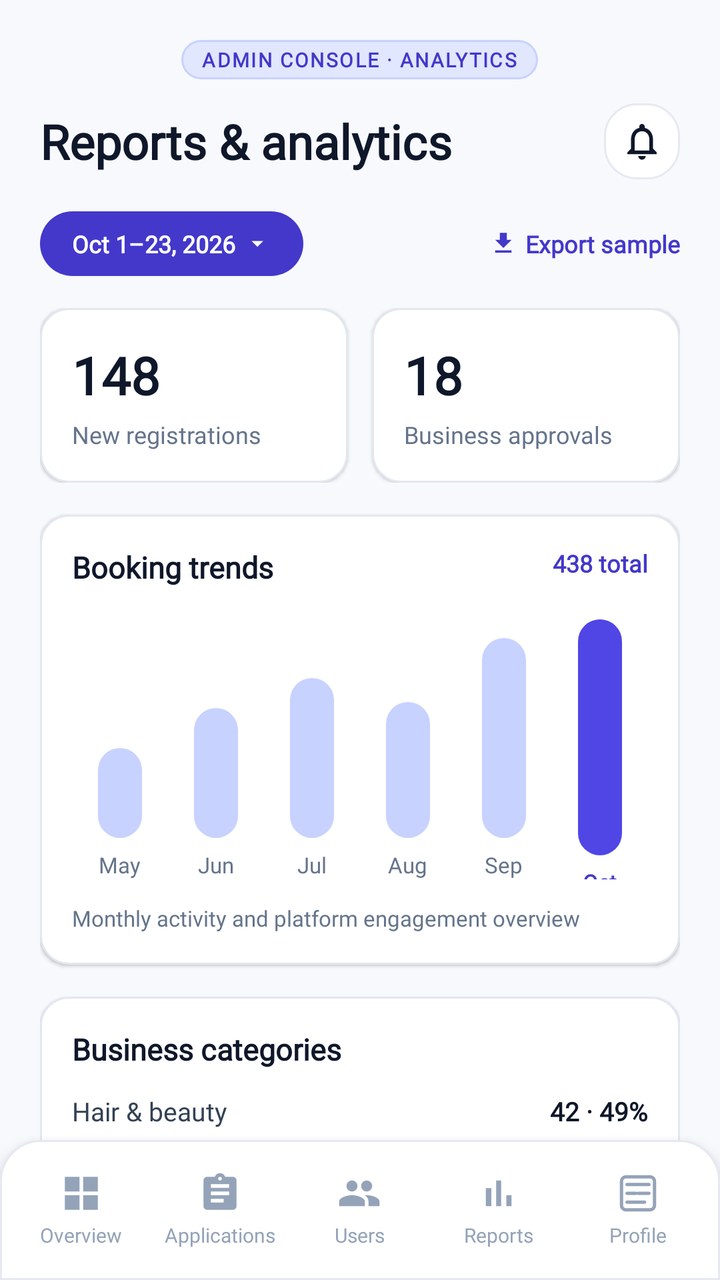
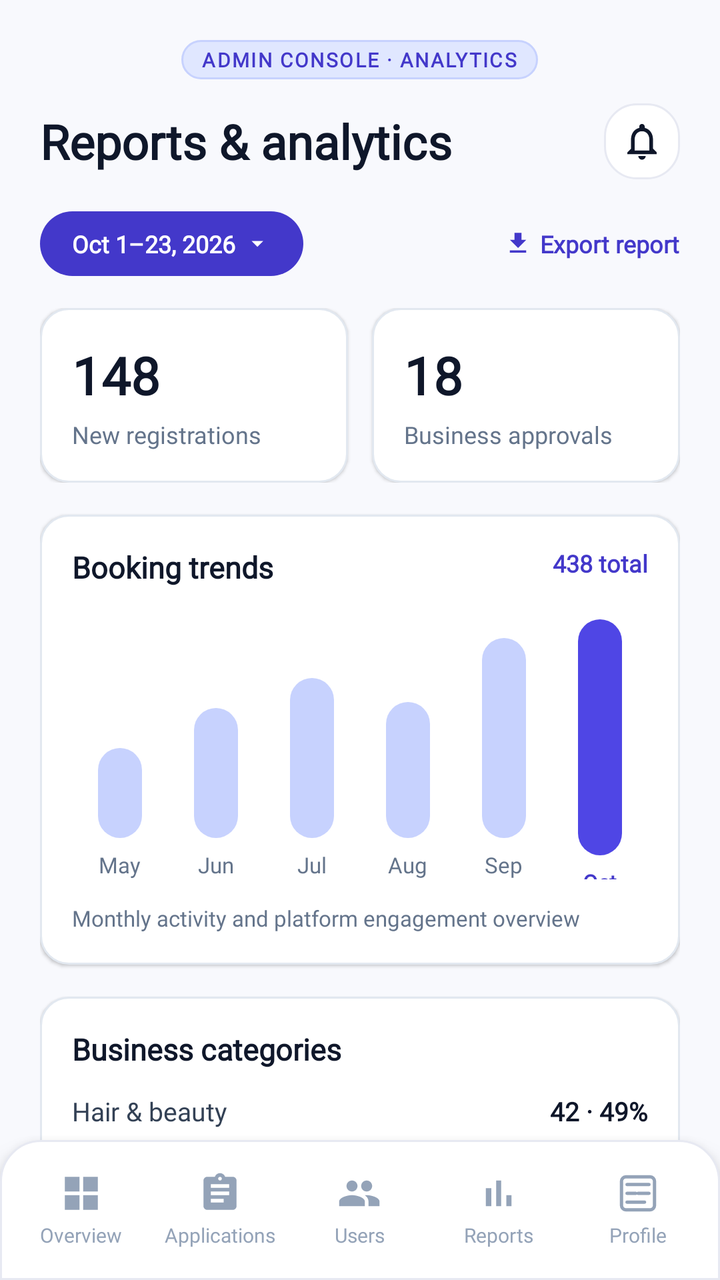

Compare the two renders of this Android layout. The source of the first and the diff that turns it into the second are given below.
<!-- AndroidManifest.xml: application theme Theme.BizBridgeApp -->
<!-- res/layout/fragment_admin_reports_analytics.xml -->
<?xml version="1.0" encoding="utf-8"?>
<androidx.coordinatorlayout.widget.CoordinatorLayout xmlns:android="http://schemas.android.com/apk/res/android"
    xmlns:app="http://schemas.android.com/apk/res-auto"
    xmlns:tools="http://schemas.android.com/tools"
    android:layout_width="match_parent"
    android:layout_height="match_parent"
    android:background="@color/admin_bg">

    <androidx.core.widget.NestedScrollView
        android:layout_width="match_parent"
        android:layout_height="match_parent"
        android:layout_marginBottom="70dp"
        android:fillViewport="true">

        <LinearLayout
            android:layout_width="match_parent"
            android:layout_height="wrap_content"
            android:orientation="vertical"
            android:paddingStart="20dp"
            android:paddingTop="20dp"
            android:paddingEnd="20dp"
            android:paddingBottom="24dp">

            
            <LinearLayout
                android:layout_width="wrap_content"
                android:layout_height="wrap_content"
                android:layout_gravity="center_horizontal"
                android:layout_marginBottom="12dp"
                android:background="@drawable/bg_admin_demo_pill">

                <TextView
                    android:layout_width="wrap_content"
                    android:layout_height="wrap_content"
                    android:fontFamily="@font/inter_variable"
                    android:letterSpacing="0.08"
                    android:text="ADMIN CONSOLE · ANALYTICS"
                    android:textColor="@color/admin_badge_demo_text"
                    android:textSize="10sp"
                    android:textStyle="bold" />
            </LinearLayout>

            
            <RelativeLayout
                android:layout_width="match_parent"
                android:layout_height="wrap_content"
                android:layout_marginBottom="16dp">

                <TextView
                    android:layout_width="wrap_content"
                    android:layout_height="wrap_content"
                    android:layout_alignParentStart="true"
                    android:layout_centerVertical="true"
                    android:fontFamily="@font/inter_variable"
                    android:text="Reports &amp; analytics"
                    android:textColor="@color/admin_text_title"
                    android:textSize="24sp"
                    android:textStyle="bold" />

                <ImageView
                    android:id="@+id/btn_notifications"
                    android:layout_width="38dp"
                    android:layout_height="38dp"
                    android:layout_alignParentEnd="true"
                    android:layout_centerVertical="true"
                    android:background="@drawable/bg_chip_default"
                    android:contentDescription="Notifications"
                    android:padding="8dp"
                    android:src="@drawable/ic_bell"
                    app:tint="@color/admin_text_title" />
            </RelativeLayout>

            
            <RelativeLayout
                android:layout_width="match_parent"
                android:layout_height="wrap_content"
                android:layout_marginBottom="16dp">

                
                <LinearLayout
                    android:id="@+id/btn_date_range"
                    android:layout_width="wrap_content"
                    android:layout_height="wrap_content"
                    android:layout_alignParentStart="true"
                    android:layout_centerVertical="true"
                    android:background="@drawable/bg_admin_tab_active"
                    android:gravity="center_vertical"
                    android:orientation="horizontal">

                    <TextView
                        android:layout_width="wrap_content"
                        android:layout_height="wrap_content"
                        android:fontFamily="@font/inter_variable"
                        android:text="Oct 1–23, 2026"
                        android:textColor="@color/white"
                        android:textSize="12sp"
                        android:textStyle="bold" />

                    <ImageView
                        android:layout_width="14dp"
                        android:layout_height="14dp"
                        android:layout_marginStart="4dp"
                        android:src="@drawable/ic_dropdown_arrow"
                        app:tint="@color/white" />
                </LinearLayout>

                
                <LinearLayout
                    android:id="@+id/btn_export_sample"
                    android:layout_width="wrap_content"
                    android:layout_height="wrap_content"
                    android:layout_alignParentEnd="true"
                    android:layout_centerVertical="true"
                    android:clickable="true"
                    android:focusable="true"
                    android:gravity="center_vertical"
                    android:orientation="horizontal">

                    <ImageView
                        android:layout_width="14dp"
                        android:layout_height="14dp"
                        android:layout_marginEnd="4dp"
                        android:src="@drawable/ic_admin_download"
                        app:tint="@color/admin_primary" />

                    <TextView
                        android:layout_width="wrap_content"
                        android:layout_height="wrap_content"
                        android:fontFamily="@font/inter_variable"
                        android:text="Export sample"
                        android:textColor="@color/admin_primary"
                        android:textSize="12sp"
                        android:textStyle="bold" />
                </LinearLayout>
            </RelativeLayout>

            
            <LinearLayout
                android:layout_width="match_parent"
                android:layout_height="wrap_content"
                android:layout_marginBottom="16dp"
                android:orientation="horizontal">

                <LinearLayout
                    android:layout_width="0dp"
                    android:layout_height="wrap_content"
                    android:layout_marginEnd="6dp"
                    android:layout_weight="1"
                    android:background="@drawable/bg_admin_card"
                    android:elevation="1dp"
                    android:orientation="vertical"
                    android:padding="16dp">

                    <TextView
                        android:layout_width="wrap_content"
                        android:layout_height="wrap_content"
                        android:fontFamily="@font/inter_variable"
                        android:text="148"
                        android:textColor="@color/admin_text_title"
                        android:textSize="26sp"
                        android:textStyle="bold" />

                    <TextView
                        android:layout_width="wrap_content"
                        android:layout_height="wrap_content"
                        android:layout_marginTop="4dp"
                        android:fontFamily="@font/inter_variable"
                        android:text="New registrations"
                        android:textColor="@color/admin_text_muted"
                        android:textSize="12sp" />
                </LinearLayout>

                <LinearLayout
                    android:layout_width="0dp"
                    android:layout_height="wrap_content"
                    android:layout_marginStart="6dp"
                    android:layout_weight="1"
                    android:background="@drawable/bg_admin_card"
                    android:elevation="1dp"
                    android:orientation="vertical"
                    android:padding="16dp">

                    <TextView
                        android:layout_width="wrap_content"
                        android:layout_height="wrap_content"
                        android:fontFamily="@font/inter_variable"
                        android:text="18"
                        android:textColor="@color/admin_text_title"
                        android:textSize="26sp"
                        android:textStyle="bold" />

                    <TextView
                        android:layout_width="wrap_content"
                        android:layout_height="wrap_content"
                        android:layout_marginTop="4dp"
                        android:fontFamily="@font/inter_variable"
                        android:text="Business approvals"
                        android:textColor="@color/admin_text_muted"
                        android:textSize="12sp" />
                </LinearLayout>
            </LinearLayout>

            
            <LinearLayout
                android:layout_width="match_parent"
                android:layout_height="wrap_content"
                android:layout_marginBottom="16dp"
                android:background="@drawable/bg_admin_card"
                android:elevation="1dp"
                android:orientation="vertical"
                android:padding="16dp">

                <RelativeLayout
                    android:layout_width="match_parent"
                    android:layout_height="wrap_content"
                    android:layout_marginBottom="16dp">

                    <TextView
                        android:layout_width="wrap_content"
                        android:layout_height="wrap_content"
                        android:layout_alignParentStart="true"
                        android:fontFamily="@font/inter_variable"
                        android:text="Booking trends"
                        android:textColor="@color/admin_text_title"
                        android:textSize="15sp"
                        android:textStyle="bold" />

                    <TextView
                        android:layout_width="wrap_content"
                        android:layout_height="wrap_content"
                        android:layout_alignParentEnd="true"
                        android:fontFamily="@font/inter_variable"
                        android:text="438 total"
                        android:textColor="@color/admin_primary"
                        android:textSize="12sp"
                        android:textStyle="bold" />
                </RelativeLayout>

                
                <LinearLayout
                    android:layout_width="match_parent"
                    android:layout_height="130dp"
                    android:gravity="bottom"
                    android:orientation="horizontal">

                    
                    <LinearLayout
                        android:layout_width="0dp"
                        android:layout_height="match_parent"
                        android:layout_weight="1"
                        android:gravity="bottom|center_horizontal"
                        android:orientation="vertical">

                        <View
                            android:layout_width="22dp"
                            android:layout_height="45dp"
                            android:background="@drawable/bg_admin_tab_active"
                            android:backgroundTint="@color/admin_chart_bar_inactive" />

                        <TextView
                            android:layout_width="wrap_content"
                            android:layout_height="wrap_content"
                            android:layout_marginTop="6dp"
                            android:fontFamily="@font/inter_variable"
                            android:text="May"
                            android:textColor="@color/admin_text_muted"
                            android:textSize="11sp" />
                    </LinearLayout>

                    
                    <LinearLayout
                        android:layout_width="0dp"
                        android:layout_height="match_parent"
                        android:layout_weight="1"
                        android:gravity="bottom|center_horizontal"
                        android:orientation="vertical">

                        <View
                            android:layout_width="22dp"
                            android:layout_height="65dp"
                            android:background="@drawable/bg_admin_tab_active"
                            android:backgroundTint="@color/admin_chart_bar_inactive" />

                        <TextView
                            android:layout_width="wrap_content"
                            android:layout_height="wrap_content"
                            android:layout_marginTop="6dp"
                            android:fontFamily="@font/inter_variable"
                            android:text="Jun"
                            android:textColor="@color/admin_text_muted"
                            android:textSize="11sp" />
                    </LinearLayout>

                    
                    <LinearLayout
                        android:layout_width="0dp"
                        android:layout_height="match_parent"
                        android:layout_weight="1"
                        android:gravity="bottom|center_horizontal"
                        android:orientation="vertical">

                        <View
                            android:layout_width="22dp"
                            android:layout_height="80dp"
                            android:background="@drawable/bg_admin_tab_active"
                            android:backgroundTint="@color/admin_chart_bar_inactive" />

                        <TextView
                            android:layout_width="wrap_content"
                            android:layout_height="wrap_content"
                            android:layout_marginTop="6dp"
                            android:fontFamily="@font/inter_variable"
                            android:text="Jul"
                            android:textColor="@color/admin_text_muted"
                            android:textSize="11sp" />
                    </LinearLayout>

                    
                    <LinearLayout
                        android:layout_width="0dp"
                        android:layout_height="match_parent"
                        android:layout_weight="1"
                        android:gravity="bottom|center_horizontal"
                        android:orientation="vertical">

                        <View
                            android:layout_width="22dp"
                            android:layout_height="68dp"
                            android:background="@drawable/bg_admin_tab_active"
                            android:backgroundTint="@color/admin_chart_bar_inactive" />

                        <TextView
                            android:layout_width="wrap_content"
                            android:layout_height="wrap_content"
                            android:layout_marginTop="6dp"
                            android:fontFamily="@font/inter_variable"
                            android:text="Aug"
                            android:textColor="@color/admin_text_muted"
                            android:textSize="11sp" />
                    </LinearLayout>

                    
                    <LinearLayout
                        android:layout_width="0dp"
                        android:layout_height="match_parent"
                        android:layout_weight="1"
                        android:gravity="bottom|center_horizontal"
                        android:orientation="vertical">

                        <View
                            android:layout_width="22dp"
                            android:layout_height="100dp"
                            android:background="@drawable/bg_admin_tab_active"
                            android:backgroundTint="@color/admin_chart_bar_inactive" />

                        <TextView
                            android:layout_width="wrap_content"
                            android:layout_height="wrap_content"
                            android:layout_marginTop="6dp"
                            android:fontFamily="@font/inter_variable"
                            android:text="Sep"
                            android:textColor="@color/admin_text_muted"
                            android:textSize="11sp" />
                    </LinearLayout>

                    
                    <LinearLayout
                        android:layout_width="0dp"
                        android:layout_height="match_parent"
                        android:layout_weight="1"
                        android:gravity="bottom|center_horizontal"
                        android:orientation="vertical">

                        <View
                            android:layout_width="22dp"
                            android:layout_height="118dp"
                            android:background="@drawable/bg_admin_tab_active"
                            android:backgroundTint="@color/admin_chart_bar_active" />

                        <TextView
                            android:layout_width="wrap_content"
                            android:layout_height="wrap_content"
                            android:layout_marginTop="6dp"
                            android:fontFamily="@font/inter_variable"
                            android:text="Oct"
                            android:textColor="@color/admin_primary"
                            android:textSize="11sp"
                            android:textStyle="bold" />
                    </LinearLayout>
                </LinearLayout>

                <TextView
                    android:layout_width="wrap_content"
                    android:layout_height="wrap_content"
                    android:layout_marginTop="12dp"
                    android:fontFamily="@font/inter_variable"
                    android:text="Monthly activity and platform engagement overview"
                    android:textColor="@color/admin_text_muted"
                    android:textSize="11sp" />
            </LinearLayout>

            
            <LinearLayout
                android:layout_width="match_parent"
                android:layout_height="wrap_content"
                android:layout_marginBottom="16dp"
                android:background="@drawable/bg_admin_card"
                android:elevation="1dp"
                android:orientation="vertical"
                android:padding="16dp">

                <TextView
                    android:layout_width="wrap_content"
                    android:layout_height="wrap_content"
                    android:layout_marginBottom="12dp"
                    android:fontFamily="@font/inter_variable"
                    android:text="Business categories"
                    android:textColor="@color/admin_text_title"
                    android:textSize="15sp"
                    android:textStyle="bold" />

                
                <RelativeLayout
                    android:layout_width="match_parent"
                    android:layout_height="wrap_content"
                    android:layout_marginBottom="10dp">

                    <TextView
                        android:layout_width="wrap_content"
                        android:layout_height="wrap_content"
                        android:layout_alignParentStart="true"
                        android:fontFamily="@font/inter_variable"
                        android:text="Hair &amp; beauty"
                        android:textColor="@color/admin_text_body"
                        android:textSize="13sp" />

                    <TextView
                        android:layout_width="wrap_content"
                        android:layout_height="wrap_content"
                        android:layout_alignParentEnd="true"
                        android:fontFamily="@font/inter_variable"
                        android:text="42 · 49%"
                        android:textColor="@color/admin_text_title"
                        android:textSize="13sp"
                        android:textStyle="bold" />
                </RelativeLayout>

                
                <RelativeLayout
                    android:layout_width="match_parent"
                    android:layout_height="wrap_content"
                    android:layout_marginBottom="10dp">

                    <TextView
                        android:layout_width="wrap_content"
                        android:layout_height="wrap_content"
                        android:layout_alignParentStart="true"
                        android:fontFamily="@font/inter_variable"
                        android:text="Repair services"
                        android:textColor="@color/admin_text_body"
                        android:textSize="13sp" />

                    <TextView
                        android:layout_width="wrap_content"
                        android:layout_height="wrap_content"
                        android:layout_alignParentEnd="true"
                        android:fontFamily="@font/inter_variable"
                        android:text="33 · 27%"
                        android:textColor="@color/admin_text_title"
                        android:textSize="13sp"
                        android:textStyle="bold" />
                </RelativeLayout>

                
                <RelativeLayout
                    android:layout_width="match_parent"
                    android:layout_height="wrap_content">

                    <TextView
                        android:layout_width="wrap_content"
                        android:layout_height="wrap_content"
                        android:layout_alignParentStart="true"
                        android:fontFamily="@font/inter_variable"
                        android:text="Wellness"
                        android:textColor="@color/admin_text_body"
                        android:textSize="13sp" />

                    <TextView
                        android:layout_width="wrap_content"
                        android:layout_height="wrap_content"
                        android:layout_alignParentEnd="true"
                        android:fontFamily="@font/inter_variable"
                        android:text="21 · 24%"
                        android:textColor="@color/admin_text_title"
                        android:textSize="13sp"
                        android:textStyle="bold" />
                </RelativeLayout>
            </LinearLayout>

            
            <LinearLayout
                android:layout_width="match_parent"
                android:layout_height="wrap_content"
                android:layout_marginBottom="14dp"
                android:background="@drawable/bg_admin_card"
                android:elevation="1dp"
                android:orientation="vertical"
                android:padding="16dp">

                <TextView
                    android:layout_width="wrap_content"
                    android:layout_height="wrap_content"
                    android:layout_marginBottom="8dp"
                    android:fontFamily="@font/inter_variable"
                    android:text="Community health"
                    android:textColor="@color/admin_text_title"
                    android:textSize="15sp"
                    android:textStyle="bold" />

                <TextView
                    android:layout_width="wrap_content"
                    android:layout_height="wrap_content"
                    android:fontFamily="@font/inter_variable"
                    android:text="312 reviews · 4.7 average rating"
                    android:textColor="@color/admin_text_body"
                    android:textSize="13sp" />

                <TextView
                    android:layout_width="wrap_content"
                    android:layout_height="wrap_content"
                    android:layout_marginTop="4dp"
                    android:fontFamily="@font/inter_variable"
                    android:text="4 open reports · 11 resolved this month"
                    android:textColor="@color/admin_text_muted"
                    android:textSize="12sp" />

                <TextView
                    android:layout_width="wrap_content"
                    android:layout_height="wrap_content"
                    android:layout_marginTop="4dp"
                    android:fontFamily="@font/inter_variable"
                    android:text="Applications: 18 approved · 4 rejected · 7 pending"
                    android:textColor="@color/admin_text_muted"
                    android:textSize="12sp" />
            </LinearLayout>

            <TextView
                android:layout_width="wrap_content"
                android:layout_height="wrap_content"
                android:layout_marginBottom="16dp"
                android:fontFamily="@font/inter_variable"
                android:text="Platform analytics update periodically based on verified interactions."
                android:textColor="@color/admin_text_muted"
                android:textSize="11sp" />

        </LinearLayout>
    </androidx.core.widget.NestedScrollView>

    
    <include
        layout="@layout/layout_admin_bottom_nav"
        android:layout_width="match_parent"
        android:layout_height="70dp"
        android:layout_gravity="bottom" />

</androidx.coordinatorlayout.widget.CoordinatorLayout>
<!-- res/layout/layout_admin_bottom_nav.xml (included above) -->
<?xml version="1.0" encoding="utf-8"?>
<LinearLayout xmlns:android="http://schemas.android.com/apk/res/android"
    xmlns:app="http://schemas.android.com/apk/res-auto"
    android:id="@+id/admin_bottom_nav"
    android:layout_width="match_parent"
    android:layout_height="70dp"
    android:layout_gravity="bottom"
    android:background="@drawable/bg_bottom_nav"
    android:elevation="8dp"
    android:gravity="center_vertical"
    android:orientation="horizontal"
    android:paddingStart="6dp"
    android:paddingEnd="6dp">

    
    <LinearLayout
        android:id="@+id/nav_tab_overview"
        android:layout_width="0dp"
        android:layout_height="match_parent"
        android:layout_weight="1"
        android:clickable="true"
        android:focusable="true"
        android:gravity="center"
        android:orientation="vertical">

        <ImageView
            android:id="@+id/iv_nav_overview"
            android:layout_width="22dp"
            android:layout_height="22dp"
            android:src="@drawable/ic_admin_nav_overview"
            app:tint="@color/admin_nav_inactive" />

        <TextView
            android:id="@+id/tv_nav_overview"
            android:layout_width="wrap_content"
            android:layout_height="wrap_content"
            android:layout_marginTop="3dp"
            android:fontFamily="@font/inter_variable"
            android:text="Overview"
            android:textColor="@color/admin_nav_inactive"
            android:textSize="10sp" />
    </LinearLayout>

    
    <LinearLayout
        android:id="@+id/nav_tab_applications"
        android:layout_width="0dp"
        android:layout_height="match_parent"
        android:layout_weight="1"
        android:clickable="true"
        android:focusable="true"
        android:gravity="center"
        android:orientation="vertical">

        <ImageView
            android:id="@+id/iv_nav_applications"
            android:layout_width="22dp"
            android:layout_height="22dp"
            android:src="@drawable/ic_admin_nav_applications"
            app:tint="@color/admin_nav_inactive" />

        <TextView
            android:id="@+id/tv_nav_applications"
            android:layout_width="wrap_content"
            android:layout_height="wrap_content"
            android:layout_marginTop="3dp"
            android:fontFamily="@font/inter_variable"
            android:text="Applications"
            android:textColor="@color/admin_nav_inactive"
            android:textSize="10sp" />
    </LinearLayout>

    
    <LinearLayout
        android:id="@+id/nav_tab_users"
        android:layout_width="0dp"
        android:layout_height="match_parent"
        android:layout_weight="1"
        android:clickable="true"
        android:focusable="true"
        android:gravity="center"
        android:orientation="vertical">

        <ImageView
            android:id="@+id/iv_nav_users"
            android:layout_width="22dp"
            android:layout_height="22dp"
            android:src="@drawable/ic_admin_nav_users"
            app:tint="@color/admin_nav_inactive" />

        <TextView
            android:id="@+id/tv_nav_users"
            android:layout_width="wrap_content"
            android:layout_height="wrap_content"
            android:layout_marginTop="3dp"
            android:fontFamily="@font/inter_variable"
            android:text="Users"
            android:textColor="@color/admin_nav_inactive"
            android:textSize="10sp" />
    </LinearLayout>

    
    <LinearLayout
        android:id="@+id/nav_tab_reports"
        android:layout_width="0dp"
        android:layout_height="match_parent"
        android:layout_weight="1"
        android:clickable="true"
        android:focusable="true"
        android:gravity="center"
        android:orientation="vertical">

        <ImageView
            android:id="@+id/iv_nav_reports"
            android:layout_width="22dp"
            android:layout_height="22dp"
            android:src="@drawable/ic_admin_nav_reports"
            app:tint="@color/admin_nav_inactive" />

        <TextView
            android:id="@+id/tv_nav_reports"
            android:layout_width="wrap_content"
            android:layout_height="wrap_content"
            android:layout_marginTop="3dp"
            android:fontFamily="@font/inter_variable"
            android:text="Reports"
            android:textColor="@color/admin_nav_inactive"
            android:textSize="10sp" />
    </LinearLayout>

    
    <LinearLayout
        android:id="@+id/nav_tab_profile"
        android:layout_width="0dp"
        android:layout_height="match_parent"
        android:layout_weight="1"
        android:clickable="true"
        android:focusable="true"
        android:gravity="center"
        android:orientation="vertical">

        <ImageView
            android:id="@+id/iv_nav_profile"
            android:layout_width="22dp"
            android:layout_height="22dp"
            android:src="@drawable/ic_nav_profile"
            app:tint="@color/admin_nav_inactive" />

        <TextView
            android:id="@+id/tv_nav_profile"
            android:layout_width="wrap_content"
            android:layout_height="wrap_content"
            android:layout_marginTop="3dp"
            android:fontFamily="@font/inter_variable"
            android:text="Profile"
            android:textColor="@color/admin_nav_inactive"
            android:textSize="10sp" />
    </LinearLayout>

</LinearLayout>
<!-- resources referenced by this layout -->
<resources>
  <color name="admin_badge_demo_text">#4338CA</color>
  <color name="admin_bg">#F8F9FD</color>
  <color name="admin_chart_bar_active">#4F46E5</color>
  <color name="admin_chart_bar_inactive">#C7D2FE</color>
  <color name="admin_nav_inactive">#94A3B8</color>
  <color name="admin_primary">#4338CA</color>
  <color name="admin_text_body">#334155</color>
  <color name="admin_text_muted">#64748B</color>
  <color name="admin_text_title">#0F172A</color>
  <color name="white">#FFFFFFFF</color>
  <!-- drawable bg_admin_card (drawable) -->
  <?xml version="1.0" encoding="utf-8"?>
  <shape xmlns:android="http://schemas.android.com/apk/res/android"
      android:shape="rectangle">
      <solid android:color="@color/admin_card_bg" />
      <stroke
          android:width="1dp"
          android:color="@color/admin_card_border" />
      <corners android:radius="14dp" />
  </shape>
  <!-- drawable bg_admin_tab_active (drawable) -->
  <?xml version="1.0" encoding="utf-8"?>
  <shape xmlns:android="http://schemas.android.com/apk/res/android"
      android:shape="rectangle">
      <solid android:color="@color/admin_primary" />
      <corners android:radius="20dp" />
      <padding
          android:left="16dp"
          android:top="8dp"
          android:right="16dp"
          android:bottom="8dp" />
  </shape>
  <!-- drawable bg_chip_default (drawable) -->
  <?xml version="1.0" encoding="utf-8"?>
  <shape xmlns:android="http://schemas.android.com/apk/res/android"
      android:shape="rectangle">
      <solid android:color="@color/surface_white" />
      <stroke
          android:width="@dimen/stroke_subtle"
          android:color="@color/border_subtle" />
      <corners android:radius="@dimen/radius_chip" />
  </shape>
  <!-- drawable ic_admin_download (drawable) -->
  <vector xmlns:android="http://schemas.android.com/apk/res/android"
      android:width="24dp"
      android:height="24dp"
      android:viewportWidth="24"
      android:viewportHeight="24">
    <path
        android:fillColor="@android:color/black"
        android:pathData="M19,9h-4V3H9v6H5l7,7 7,-7zM5,18v2h14v-2H5z"/>
  </vector>
  <!-- drawable ic_admin_nav_overview (drawable) -->
  <vector xmlns:android="http://schemas.android.com/apk/res/android"
      android:width="24dp"
      android:height="24dp"
      android:viewportWidth="24"
      android:viewportHeight="24">
    <path
        android:fillColor="@android:color/black"
        android:pathData="M3,3h8v8H3V3z M13,3h8v8h-8V3z M3,13h8v8H3V13z M13,13h8v8h-8V13z"/>
  </vector>
  <!-- drawable ic_admin_nav_reports (drawable) -->
  <vector xmlns:android="http://schemas.android.com/apk/res/android"
      android:width="24dp"
      android:height="24dp"
      android:viewportWidth="24"
      android:viewportHeight="24">
    <path
        android:fillColor="@android:color/black"
        android:pathData="M5,9.2h3V19H5V9.2z M10.6,5h2.8v14h-2.8V5z M16.2,13H19v6h-2.8V13z"/>
  </vector>
  <!-- drawable ic_dropdown_arrow (drawable) -->
  <vector xmlns:android="http://schemas.android.com/apk/res/android"
      android:width="20dp"
      android:height="20dp"
      android:viewportWidth="24"
      android:viewportHeight="24">
      <path
          android:fillColor="@color/text_secondary"
          android:pathData="M7,10l5,5 5,-5z" />
  </vector>
  <style name="Theme.BizBridgeApp" parent="Base.Theme.BizBridgeApp" />
  <color name="admin_card_bg">#FFFFFF</color>
  <color name="admin_card_border">#E2E8F0</color>
  <color name="admin_badge_demo_bg">#E0E7FF</color>
  <color name="admin_primary_border">#C7D2FE</color>
  <color name="surface_white">#FFFFFF</color>
  <color name="border_subtle">#E7E9F2</color>
  <dimen name="stroke_subtle">1dp</dimen>
  <dimen name="radius_chip">16dp</dimen>
  <color name="text_secondary">#5A5D72</color>
  <color name="text_muted">#8C90A8</color>
  <color name="primary">#5B4BDB</color>
  <color name="secondary">#20B8A6</color>
  <color name="background">#F7F8FC</color>
  <!-- unchanged entries left out for length: 7 -->
</resources>

<!-- the commit's change to res/layout/fragment_admin_reports_analytics.xml (unified diff, before → after) -->
@@ -127,7 +127,7 @@
                         android:layout_width="wrap_content"
                         android:layout_height="wrap_content"
                         android:fontFamily="@font/inter_variable"
-                        android:text="Export sample"
+                        android:text="Export report"
                         android:textColor="@color/admin_primary"
                         android:textSize="12sp"
                         android:textStyle="bold" />
